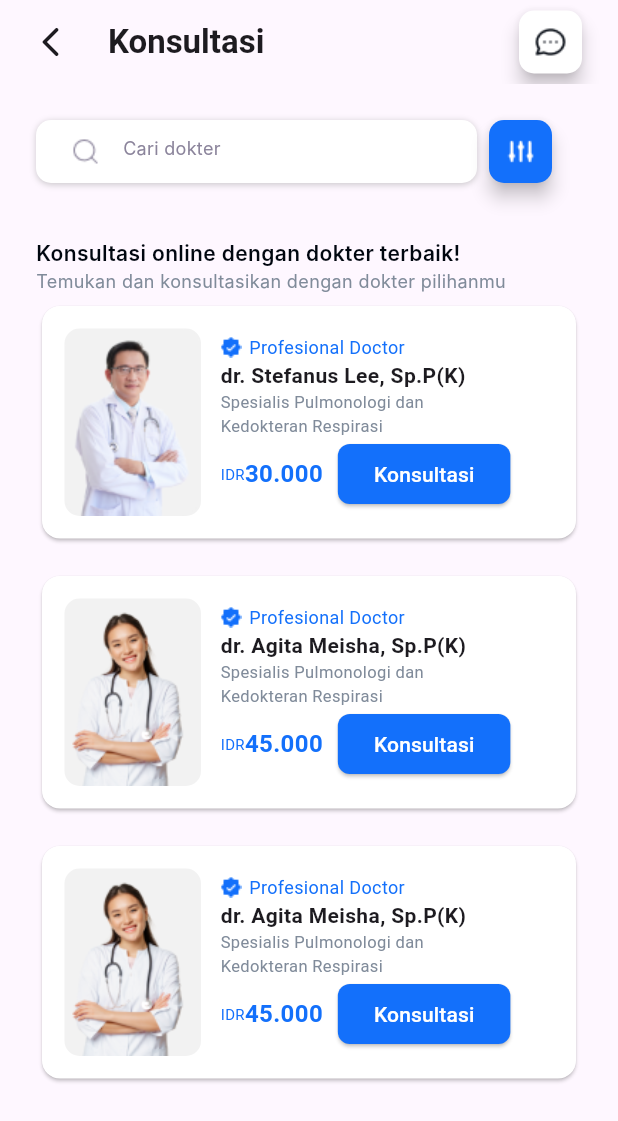
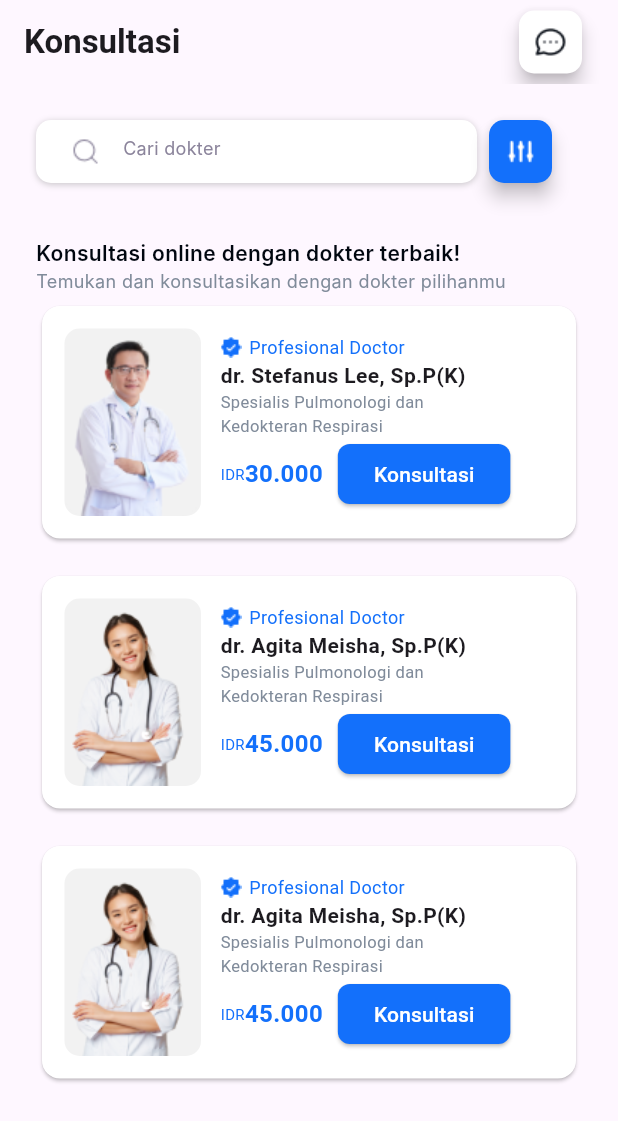
Before and after one commit to alipw/lungscare-mobile, a Flutter app: the KonsultasiView screen opened by its route, on a phone screen of 412 x 824 dp. Shown: the top 1121 px of the screen. Run offline on Flutter 3.47's test engine with Material 3 defaults, Android fonts, the light colour scheme and no system bars; our stand-ins replace cloud_firestore, firebase_auth, firebase_core, get, introduction_screen; accounts and stored records are empty; Roboto replaces fonts that are missing (Inter).

Commit message:
update: last done

```diff
--- a/lib/app/modules/konsultasi/views/konsultasi_view.dart
+++ b/lib/app/modules/konsultasi/views/konsultasi_view.dart
@@ -15,17 +15,6 @@ class KonsultasiView extends GetView<KonsultasiController> {
     return Scaffold(
       appBar: AppBar(
         automaticallyImplyLeading: false,
-        leading: Padding(
-          padding: const EdgeInsets.only(left: 12),
-          child: IconButton(
-            onPressed: () {
-              Get.back();
-            },
-            icon: Icon(
-              Icons.arrow_back_ios_rounded,
-            ),
-          ),
-        ),
         title: Text(
           'Konsultasi',
           style: TextStyle(
```
